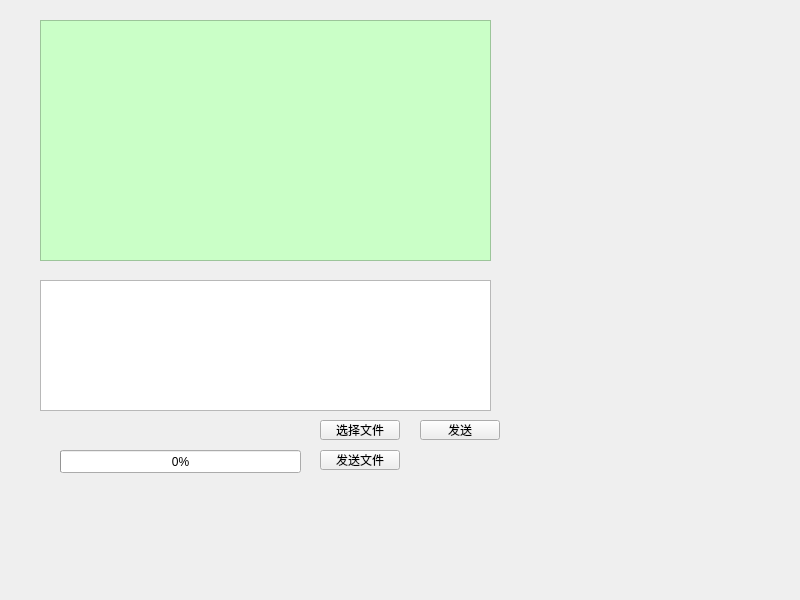
Before: the Qt Designer form widget.ui in Lovegirla/qt_client, drawn with Qt 5.
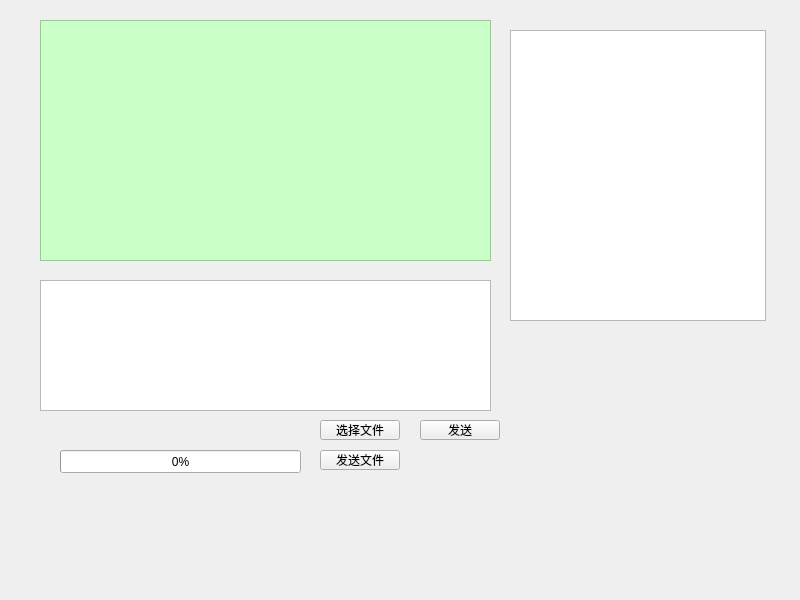
After: the same form once the commit is applied.

Patch:
```diff
--- a/widget.ui
+++ b/widget.ui
@@ -91,6 +91,16 @@
     <number>0</number>
    </property>
   </widget>
+  <widget class="QListView" name="listView">
+   <property name="geometry">
+    <rect>
+     <x>510</x>
+     <y>30</y>
+     <width>256</width>
+     <height>291</height>
+    </rect>
+   </property>
+  </widget>
  </widget>
  <resources/>
  <connections/>
```
